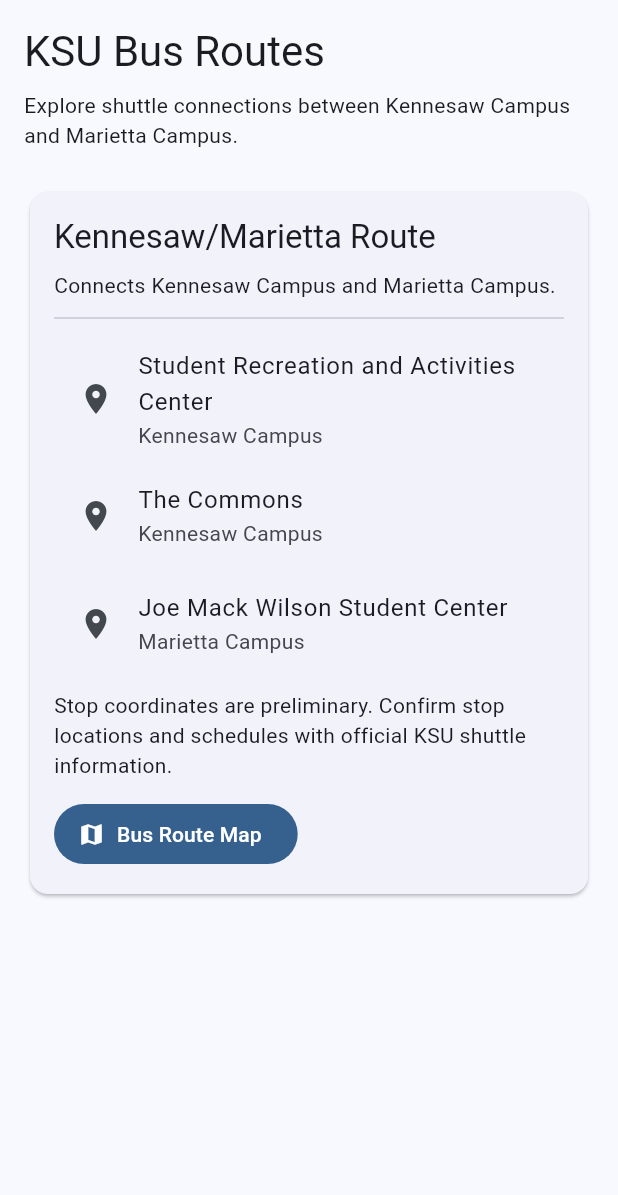
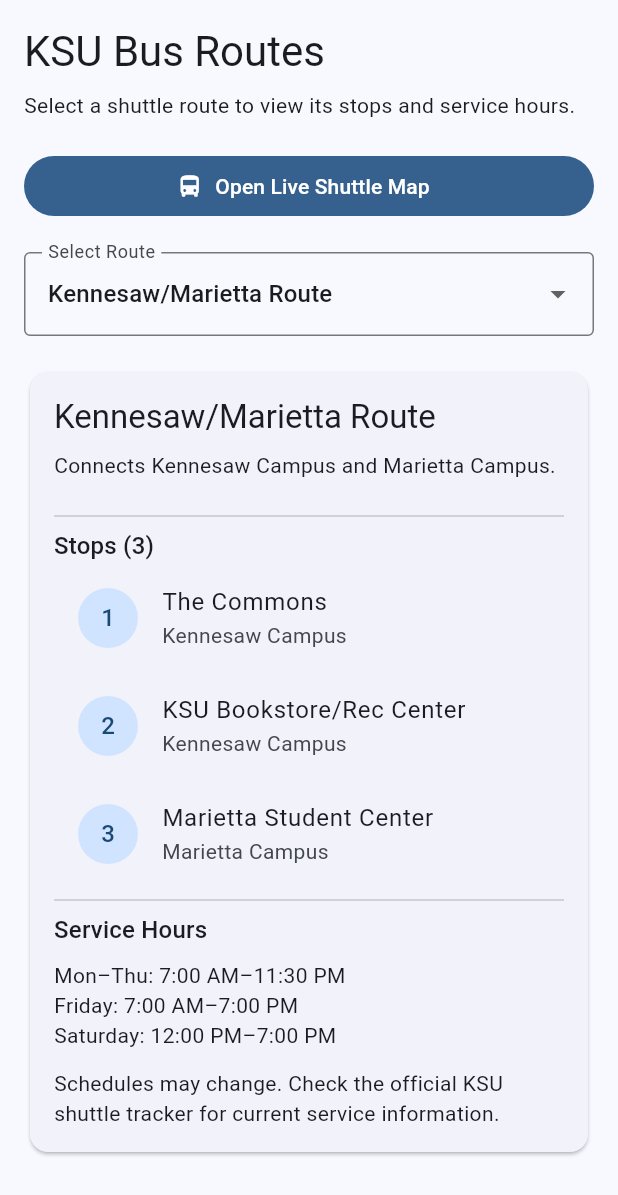
Before and after one commit to GCC-App/gcc-app.github.io, a Flutter app: the BusRoutesScreen screen opened directly, on a phone screen of 412 x 824 dp. Shown: the top 1195 px of the screen. Run offline on Flutter 3.47's test engine with Material 3 defaults, Android fonts, the phone set to English and light mode, and no system bars; our stand-ins replace flutter_map, latlong2.

Commit message:
Add live shuttle tracker button

```diff
--- a/campus_companion/lib/screens/maps/bus_routes.dart
+++ b/campus_companion/lib/screens/maps/bus_routes.dart
@@ -1,183 +1,104 @@
 
 import 'package:flutter/material.dart';
-import 'package:flutter_map/flutter_map.dart';
-import 'package:latlong2/latlong.dart';
+import 'package:url_launcher/url_launcher.dart';
 
 class BusRoutesScreen extends StatefulWidget {
   const BusRoutesScreen({super.key});
 
   @override
-  State<BusRoutesScreen> createState() =>
-      _BusRoutesScreenState();
+  State<BusRoutesScreen> createState() => _BusRoutesScreenState();
 }
 
 class _BusRoutesScreenState extends State<BusRoutesScreen> {
-  bool showMap = false;
+  String selectedRoute = 'Kennesaw/Marietta Route';
 
-  final List<Map<String, dynamic>> stops = [
+  final Uri liveTrackerUrl =
+      Uri.parse('https://kennesawstate.passiogo.com');
+
+  final Map<String, Map<String, dynamic>> routes = {
+    'Kennesaw/Marietta Route': {
+      'description': 'Connects Kennesaw Campus and Marietta Campus.',
+      'hours': 'Mon–Thu: 7:00 AM–11:30 PM\n'
+          'Friday: 7:00 AM–7:00 PM\n'
+          'Saturday: 12:00 PM–7:00 PM',
+      'stops': [
+        {'name': 'The Commons', 'campus': 'Kennesaw Campus'},
         {
-      'name': 'Student Recreation and Activities Center',
+          'name': 'KSU Bookstore/Rec Center',
           'campus': 'Kennesaw Campus',
-      'position': const LatLng(34.0368, -84.5820),
         },
         {
-      'name': 'The Commons',
+          'name': 'Marietta Student Center',
+          'campus': 'Marietta Campus',
+        },
+      ],
+    },
+    'Kennesaw Loop Route': {
+      'description': 'Circulates around Kennesaw Campus.',
+      'hours': 'Mon–Thu: 7:00 AM–11:00 PM\n'
+          'Friday: 7:00 AM–7:00 PM',
+      'stops': [
+        {
+          'name': 'KSU Bookstore/Rec Center',
           'campus': 'Kennesaw Campus',
-      'position': const LatLng(34.0399, -84.5820),
+        },
+        {'name': 'The Commons', 'campus': 'Kennesaw Campus'},
+        {'name': 'North Residential', 'campus': 'Kennesaw Campus'},
+        {'name': 'Marietta Drive', 'campus': 'Kennesaw Campus'},
+      ],
+    },
+    'Marietta Loop Route': {
+      'description': 'Circulates around Marietta Campus.',
+      'hours': 'Monday–Friday: 7:30 AM–6:00 PM',
+      'stops': [
+        {
+          'name': 'Shore Innovation Center',
+          'campus': 'Marietta Campus',
         },
         {
-      'name': 'Joe Mack Wilson Student Center',
+          'name': 'University Courtyard',
           'campus': 'Marietta Campus',
-      'position': const LatLng(33.9406, -84.5204),
         },
-  ];
+        {'name': 'Hornet Village', 'campus': 'Marietta Campus'},
+        {'name': 'Shuttle Lot', 'campus': 'Marietta Campus'},
+        {
+          'name': 'University Columns',
+          'campus': 'Marietta Campus',
+        },
+        {'name': 'Hornet Hub', 'campus': 'Marietta Campus'},
+      ],
+    },
+  };
 
-  Marker buildStopMarker(Map<String, dynamic> stop) {
-    return Marker(
-      point: stop['position'] as LatLng,
-      width: 220,
-      height: 70,
-      child: GestureDetector(
-        onTap: () {
-          showModalBottomSheet(
-            context: context,
-            builder: (sheetContext) {
-              return SafeArea(
-                child: Padding(
-                  padding: const EdgeInsets.all(24),
-                  child: Column(
-                    mainAxisSize: MainAxisSize.min,
-                    crossAxisAlignment: CrossAxisAlignment.start,
-                    children: [
-                      Text(
-                        stop['name'] as String,
-                        style: Theme.of(sheetContext)
-                            .textTheme
-                            .titleLarge,
-                      ),
-                      const SizedBox(height: 8),
-                      Text(stop['campus'] as String),
-                      const SizedBox(height: 16),
-                      Align(
-                        alignment: Alignment.centerRight,
-                        child: TextButton(
-                          onPressed: () {
-                            Navigator.pop(sheetContext);
-                          },
-                          child: const Text('Close'),
-                        ),
-                      ),
-                    ],
-                  ),
-                ),
+  Future<void> _openLiveTracker() async {
+    try {
+      final launched = await launchUrl(
+        liveTrackerUrl,
+        mode: LaunchMode.externalApplication,
       );
-            },
-          );
-        },
-        child: Column(
-          mainAxisSize: MainAxisSize.min,
-          children: [
-            const Icon(
-              Icons.location_on,
-              color: Colors.red,
-              size: 34,
-            ),
-            Flexible(
-              child: Container(
-                padding: const EdgeInsets.symmetric(
-                  horizontal: 5,
-                  vertical: 2,
-                ),
-                decoration: BoxDecoration(
-                  color: Theme.of(context)
-                      .colorScheme
-                      .surface,
-                  borderRadius: BorderRadius.circular(4),
-                ),
-                child: Text(
-                  stop['name'] as String,
-                  maxLines: 2,
-                  overflow: TextOverflow.ellipsis,
-                  textAlign: TextAlign.center,
-                  style: const TextStyle(fontSize: 10),
-                ),
-              ),
-            ),
-          ],
-        ),
+
+      if (!launched && mounted) {
+        ScaffoldMessenger.of(context).showSnackBar(
+          const SnackBar(
+            content: Text('Could not open the live shuttle tracker.'),
           ),
         );
       }
-
-  Widget buildRouteMap() {
-    return Column(
-      children: [
-        Padding(
-          padding: const EdgeInsets.all(8),
-          child: Row(
-            children: [
-              IconButton(
-                onPressed: () {
-                  setState(() {
-                    showMap = false;
-                  });
-                },
-                icon: const Icon(Icons.arrow_back),
-                tooltip: 'Back to bus route information',
+    } catch (_) {
+      if (mounted) {
+        ScaffoldMessenger.of(context).showSnackBar(
+          const SnackBar(
+            content: Text('Could not open the live shuttle tracker.'),
           ),
-              const Expanded(
-                child: Text(
-                  'Kennesaw/Marietta Shuttle Stops',
-                  style: TextStyle(
-                    fontSize: 18,
-                    fontWeight: FontWeight.bold,
-                  ),
-                ),
-              ),
-            ],
-          ),
-        ),
-        Expanded(
-          child: FlutterMap(
-            options: const MapOptions(
-              initialCenter: LatLng(33.9895, -84.5515),
-              initialZoom: 11,
-            ),
-            children: [
-              TileLayer(
-                urlTemplate:
-                    'https://tile.openstreetmap.org/{z}/{x}/{y}.png',
-                userAgentPackageName:
-                    'com.gccapp.campuscompanion',
-              ),
-              MarkerLayer(
-                markers: stops
-                    .map((stop) => buildStopMarker(stop))
-                    .toList(),
-              ),
-              RichAttributionWidget(
-                attributions: [
-                  TextSourceAttribution(
-                    'OpenStreetMap contributors',
-                  ),
-                ],
-              ),
-            ],
-          ),
-        ),
-      ],
         );
+      }
+    }
   }
 
   @override
   Widget build(BuildContext context) {
-    if (showMap) {
-      return Scaffold(
-        body: SafeArea(
-          child: buildRouteMap(),
-        ),
-      );
-    }
+    final route = routes[selectedRoute]!;
+    final stops = route['stops'] as List<Map<String, String>>;
 
     return Scaffold(
       body: ListView(
@@ -189,10 +110,40 @@
           ),
           const SizedBox(height: 8),
           const Text(
-            'Explore shuttle connections between '
-            'Kennesaw Campus and Marietta Campus.',
+            'Select a shuttle route to view its stops and service hours.',
           ),
-          const SizedBox(height: 24),
+          const SizedBox(height: 20),
+          SizedBox(
+            width: double.infinity,
+            child: FilledButton.icon(
+              onPressed: _openLiveTracker,
+              icon: const Icon(Icons.directions_bus),
+              label: const Text('Open Live Shuttle Map'),
+            ),
+          ),
+          const SizedBox(height: 20),
+          DropdownButtonFormField<String>(
+            value: selectedRoute,
+            decoration: const InputDecoration(
+              labelText: 'Select Route',
+              border: OutlineInputBorder(),
+            ),
+            isExpanded: true,
+            items: routes.keys.map((routeName) {
+              return DropdownMenuItem<String>(
+                value: routeName,
+                child: Text(routeName),
+              );
+            }).toList(),
+            onChanged: (value) {
+              if (value != null) {
+                setState(() {
+                  selectedRoute = value;
+                });
+              }
+            },
+          ),
+          const SizedBox(height: 20),
           Card(
             child: Padding(
               padding: const EdgeInsets.all(16),
@@ -200,47 +151,40 @@
                 crossAxisAlignment: CrossAxisAlignment.start,
                 children: [
                   Text(
-                    'Kennesaw/Marietta Route',
+                    selectedRoute,
                     style: Theme.of(context).textTheme.titleLarge,
                   ),
                   const SizedBox(height: 8),
-                  const Text(
-                    'Connects Kennesaw Campus and '
-                    'Marietta Campus.',
+                  Text(route['description'] as String),
+                  const SizedBox(height: 16),
+                  const Divider(),
+                  Text(
+                    'Stops (${stops.length})',
+                    style: Theme.of(context).textTheme.titleMedium,
                   ),
-                  const Divider(height: 24),
-                  const ListTile(
-                    leading: Icon(Icons.location_on),
-                    title: Text(
-                      'Student Recreation and Activities Center',
+                  ...stops.asMap().entries.map((entry) {
+                    final index = entry.key;
+                    final stop = entry.value;
+
+                    return ListTile(
+                      leading: CircleAvatar(
+                        child: Text('${index + 1}'),
                       ),
-                    subtitle: Text('Kennesaw Campus'),
-                  ),
-                  const ListTile(
-                    leading: Icon(Icons.location_on),
-                    title: Text('The Commons'),
-                    subtitle: Text('Kennesaw Campus'),
-                  ),
-                  const ListTile(
-                    leading: Icon(Icons.location_on),
-                    title: Text('Joe Mack Wilson Student Center'),
-                    subtitle: Text('Marietta Campus'),
+                      title: Text(stop['name']!),
+                      subtitle: Text(stop['campus']!),
+                    );
+                  }),
+                  const Divider(),
+                  Text(
+                    'Service Hours',
+                    style: Theme.of(context).textTheme.titleMedium,
                   ),
                   const SizedBox(height: 8),
+                  Text(route['hours'] as String),
+                  const SizedBox(height: 12),
                   const Text(
-                    'Stop coordinates are preliminary. '
-                    'Confirm stop locations and schedules '
-                    'with official KSU shuttle information.',
-                  ),
-                  const SizedBox(height: 12),
-                  FilledButton.icon(
-                    onPressed: () {
-                      setState(() {
-                        showMap = true;
-                      });
-                    },
-                    icon: const Icon(Icons.map),
-                    label: const Text('Bus Route Map'),
+                    'Schedules may change. Check the official KSU '
+                    'shuttle tracker for current service information.',
                   ),
                 ],
               ),
--- a/campus_companion/pubspec.yaml
+++ b/campus_companion/pubspec.yaml
@@ -36,6 +36,7 @@
   cupertino_icons: ^1.0.8
   flutter_map: ^8.3.2
   latlong2: ^0.10.1
+  url_launcher: ^6.3.2
 
 dev_dependencies:
   flutter_test:
```
Also changed, not shown: campus_companion/pubspec.lock, 5 other files. Lines whose indentation alone changed are shown as unchanged.
